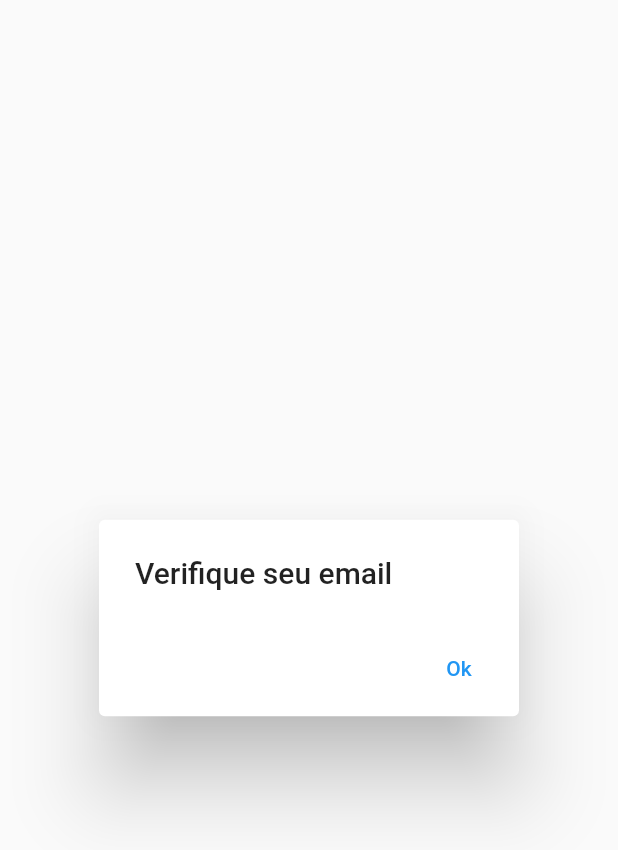
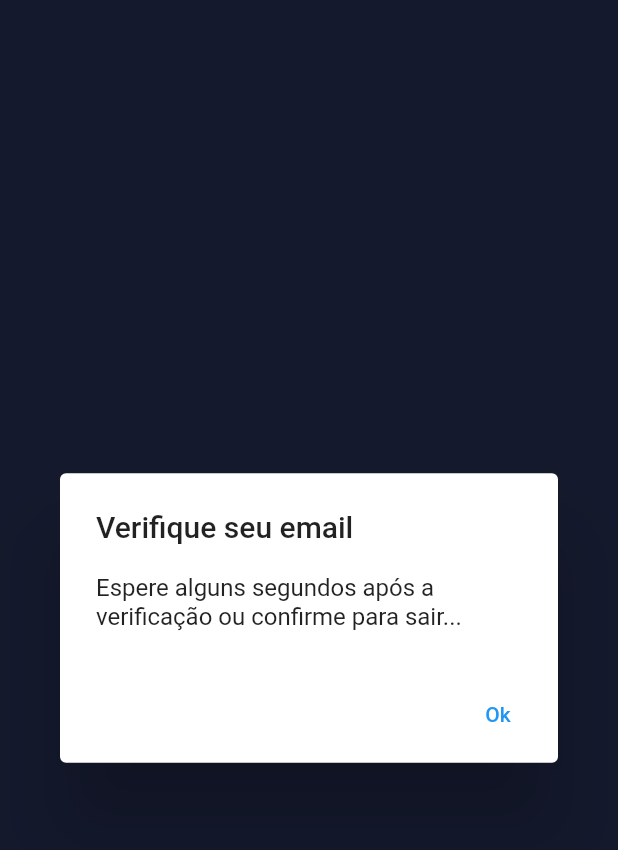
Before and after one commit to raffamoreiramano/observe, a Flutter app: the VerificationPage screen opened directly, after a tap on "Ok", on a phone screen of 412 x 824 dp. Shown: the top 850 px of the screen. Run offline on Flutter 3.47's test engine with Material 2 defaults, Android fonts, the phone set to English and light mode, and no system bars; our stand-ins replace dio, firebase_auth, firebase_core, get, shared_preferences; accounts and stored records are empty; network calls fail.

Commit message:
Ajustes na verificação de email

```diff
--- a/lib/repositories/medico_repository.dart
+++ b/lib/repositories/medico_repository.dart
@@ -50,7 +50,7 @@ class MedicoRepository {
         throw response;
       }
 
-      return await readMedico(id);
+      return await readMedico(id: id);
     } on APIResponse {
       rethrow;
     }
--- a/lib/repositories/paciente_repository.dart
+++ b/lib/repositories/paciente_repository.dart
@@ -50,7 +50,7 @@ class PacienteRepository {
         throw response;
       }
 
-      return await readPaciente(id);
+      return await readPaciente(id: id);
     } on APIResponse {
       rethrow;
     }
--- a/lib/views/sign_in_page.dart
+++ b/lib/views/sign_in_page.dart
@@ -1,3 +1,4 @@
+import 'package:firebase_auth/firebase_auth.dart';
 import 'package:observe/classes/colors.dart';
 import 'package:observe/services/auth.dart';
 import 'package:observe/widgets/input_decoration.dart';
@@ -181,7 +182,7 @@ class _SignInState extends State<SignIn> {
                                 _visible = false;
                               });
 
-                              signIn();
+                              await signIn();
                             }
                           },
                           child: Text(
--- a/lib/views/verification_page.dart
+++ b/lib/views/verification_page.dart
@@ -1,4 +1,8 @@
+import 'package:firebase_auth/firebase_auth.dart';
+import 'package:observe/classes/colors.dart';
+import 'package:observe/repositories/usuario_repository.dart';
 import 'package:observe/services/auth.dart';
+import 'package:observe/widgets/loader.dart';
 import 'package:provider/provider.dart';
 import 'package:flutter/material.dart';
 
@@ -8,17 +12,64 @@ class VerificationPage extends StatefulWidget {
 }
 
 class _VerificationPageState extends State<VerificationPage> {
+  bool _visible = false;
+
+  Future saveDisplayName() async {
+    final User user = Provider.of<User>(context, listen: false);
+    final UsuarioRepository repo = UsuarioRepository();
+
+    await repo.readUsuario(cid: user.uid)
+      .then((usuario) async {
+        await user.updateProfile(
+          displayName: usuario.nome,
+        );
+      }).catchError((erro) {
+        print(erro.toString());
+      });
+  }
+
+  Future load() async {
+    await Future.delayed(Duration(seconds: 1), () {
+      setState(() {
+        _visible = true;
+      });
+
+      saveDisplayName();
+    });
+  }
+
+  @override
+  void didChangeDependencies() {
+    super.didChangeDependencies();
+    if (!_visible) {
+      load();
+    }
+    Provider.of<User>(context, listen: false).reload();
+  }
+
   @override
   Widget build(BuildContext context) {
+    context.watch<User>().reload();
+
     return Scaffold(
-      body: Container(
+      backgroundColor: ObserveColors.dark,
+      body: Center(
+        child: Visibility(
+          visible: _visible,
+          replacement: Container(
+            height: MediaQuery.of(context).size.height,
+            alignment: Alignment.center,
+            child: Loader(),
+          ),
+          child: Container(
             width: MediaQuery.of(context).size.width,
             height: MediaQuery.of(context).size.height,
             child: AlertDialog(
               title: Text('Verifique seu email'),
+              content: Text('Espere alguns segundos após a verificação ou confirme para sair...'),
               actions: [
                 TextButton(
-              onPressed: () {
+                  onPressed: () async {
                     context.read<AuthMethods>().signOut();
                   },
                   child: Text('Ok'),
@@ -26,6 +77,8 @@ class _VerificationPageState extends State<VerificationPage> {
               ],
             ),
           ),
+        ),
+      ),
     );
   }
 }
--- a/pubspec.yaml
+++ b/pubspec.yaml
@@ -31,6 +31,7 @@ dependencies:
   firebase_core : ^0.5.1
   cloud_firestore: ^0.14.2
   provider: ^4.3.2+2
+  shared_preferences: ^0.5.12+4
 
 
   # The following adds the Cupertino Icons font to your application.
```
Also changed, not shown: lib/helpers/preferences.dart (added, +44 -0 lines), lib/main.dart (+14 -3 lines), lib/services/auth.dart (+3 -10 lines), lib/views/main_page.dart (+8 -1 lines), pubspec.lock, 1 other file. Lines whose indentation alone changed are shown as unchanged.
